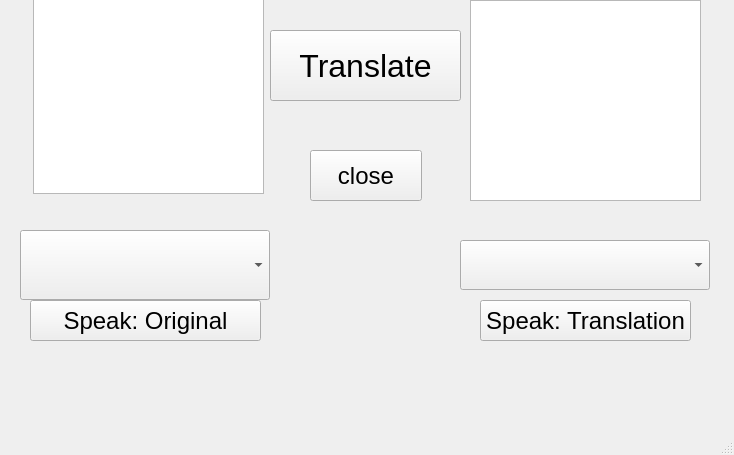
Above: Cod_38_Translator/Translator_speech.ui from JBelmont72/pyqt5_Codemy before the change. Below: the same form after it.
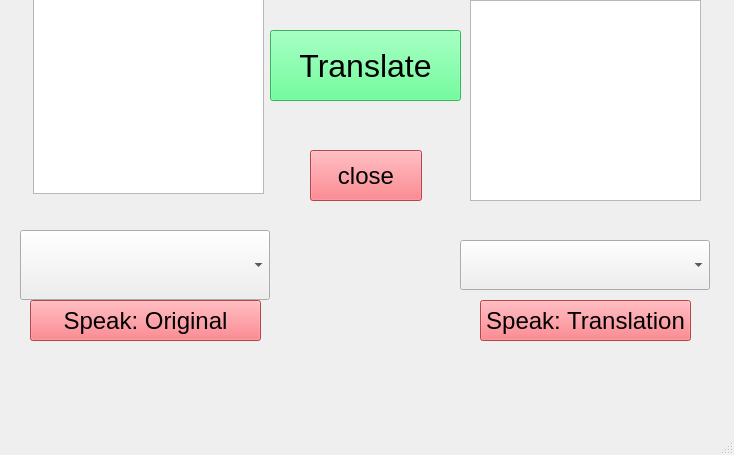
That is the form after the change.

What changed in the file:
```diff
--- a/Cod_38_Translator/Translator_speech.ui
+++ b/Cod_38_Translator/Translator_speech.ui
@@ -72,12 +72,7 @@
      </font>
     </property>
     <property name="styleSheet">
-     <string notr="true">body {
-      font-family: sans-serif;
-      text-align: center;
-      padding: 2em;
-      background: rrgb(70, 255, 129);
-    }</string>
+     <string notr="true">background: rgb(70, 255, 129);</string>
     </property>
     <property name="text">
      <string>Translate</string>
@@ -98,12 +93,7 @@
      </font>
     </property>
     <property name="styleSheet">
-     <string notr="true">body {
-      font-family: sans-serif;
-      text-align: center;
-      padding: 2em;
-      background: rgb(255, 95, 105);
-    }</string>
+     <string notr="true">background: rgb(255, 95, 105);</string>
     </property>
     <property name="text">
      <string>close</string>
@@ -124,12 +114,7 @@
      </font>
     </property>
     <property name="styleSheet">
-     <string notr="true">body {
-      font-family: sans-serif;
-      text-align: center;
-      padding: 2em;
-      background: rgb(255, 95, 105);
-    }</string>
+     <string notr="true">background: rgb(255, 95, 105);</string>
     </property>
     <property name="text">
      <string>Speak: Original</string>
@@ -150,12 +135,7 @@
      </font>
     </property>
     <property name="styleSheet">
-     <string notr="true">body {
-      font-family: sans-serif;
-      text-align: center;
-      padding: 2em;
-      background: rgb(255, 95, 105);
-    }</string>
+     <string notr="true">background: rgb(255, 95, 105);</string>
     </property>
     <property name="text">
      <string>Speak: Translation</string>
```
Left out of the diff: 3 changed lines with no effect on the pictures.
